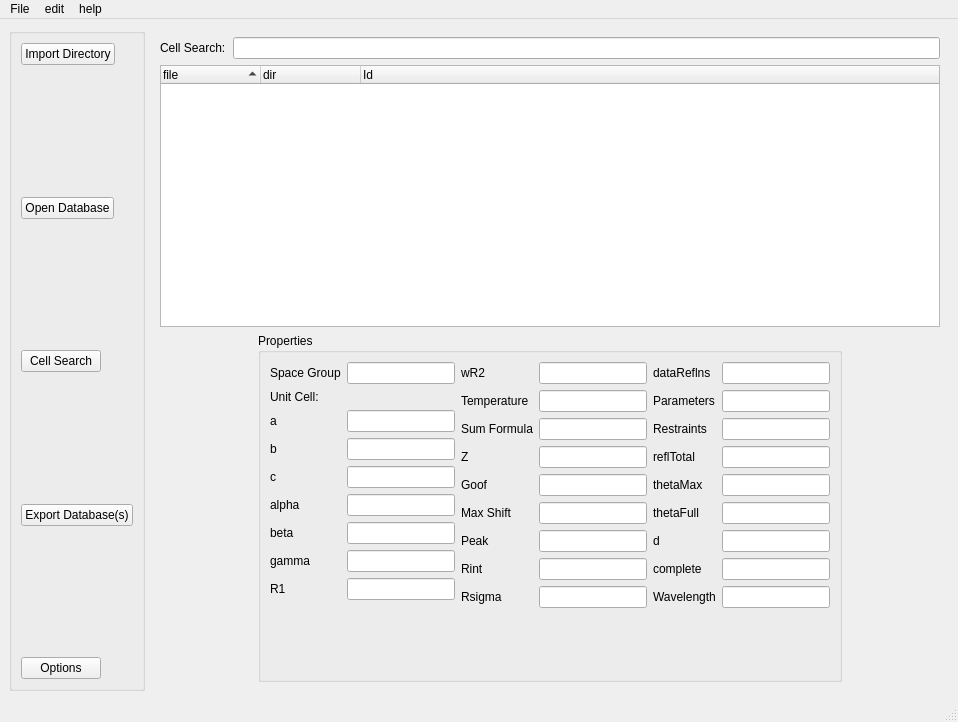
Old version of the form stdb_main.ui in the repository dkratzert/StructureFinder.
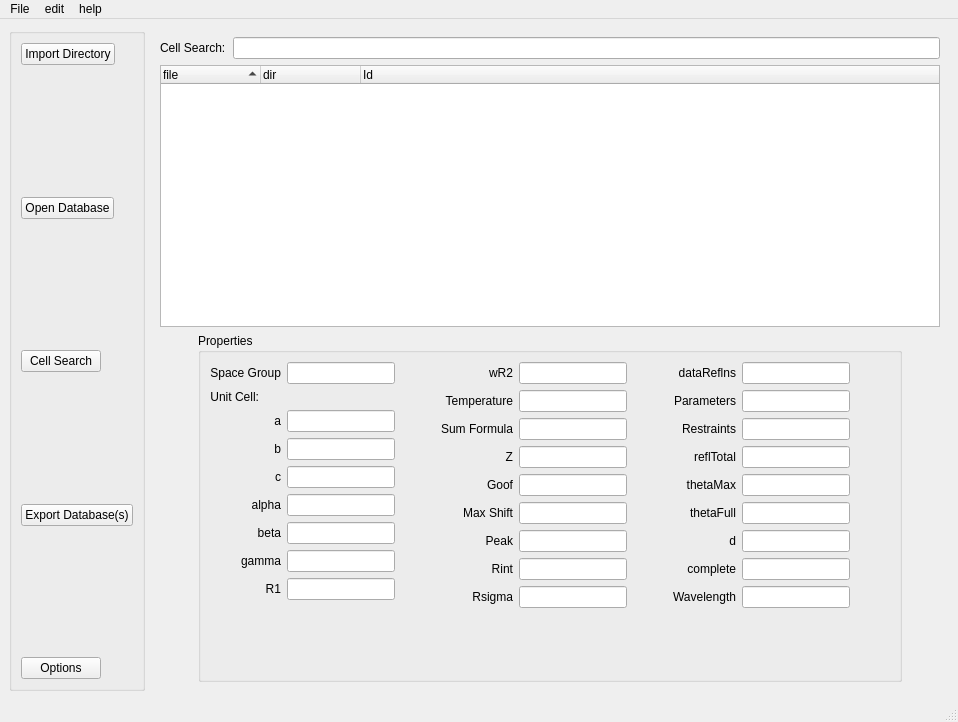
New version of the form.

Diff of the .ui file:
```diff
--- a/stdb_main.ui
+++ b/stdb_main.ui
@@ -178,11 +178,17 @@
              <property name="sizeConstraint">
               <enum>QLayout::SetNoConstraint</enum>
              </property>
+             <property name="labelAlignment">
+              <set>Qt::AlignRight|Qt::AlignTrailing|Qt::AlignVCenter</set>
+             </property>
              <item row="0" column="0">
               <widget class="QLabel" name="SPaceGrouplabel">
                <property name="text">
                 <string>Space Group</string>
                </property>
+               <property name="alignment">
+                <set>Qt::AlignRight|Qt::AlignTrailing|Qt::AlignVCenter</set>
+               </property>
               </widget>
              </item>
              <item row="0" column="1">
@@ -197,6 +203,9 @@
                <property name="text">
                 <string>Unit Cell:</string>
                </property>
+               <property name="alignment">
+                <set>Qt::AlignRight|Qt::AlignTrailing|Qt::AlignVCenter</set>
+               </property>
               </widget>
              </item>
              <item row="2" column="0">
@@ -204,6 +213,9 @@
                <property name="text">
                 <string>a</string>
                </property>
+               <property name="alignment">
+                <set>Qt::AlignRight|Qt::AlignTrailing|Qt::AlignVCenter</set>
+               </property>
               </widget>
              </item>
              <item row="2" column="1">
@@ -218,6 +230,9 @@
                <property name="text">
                 <string>b</string>
                </property>
+               <property name="alignment">
+                <set>Qt::AlignRight|Qt::AlignTrailing|Qt::AlignVCenter</set>
+               </property>
               </widget>
              </item>
              <item row="3" column="1">
@@ -232,6 +247,9 @@
                <property name="text">
                 <string>c</string>
                </property>
+               <property name="alignment">
+                <set>Qt::AlignRight|Qt::AlignTrailing|Qt::AlignVCenter</set>
+               </property>
               </widget>
              </item>
              <item row="4" column="1">
@@ -246,6 +264,9 @@
                <property name="text">
                 <string>alpha</string>
                </property>
+               <property name="alignment">
+                <set>Qt::AlignRight|Qt::AlignTrailing|Qt::AlignVCenter</set>
+               </property>
               </widget>
              </item>
              <item row="5" column="1">
@@ -260,6 +281,9 @@
                <property name="text">
                 <string>beta</string>
                </property>
+               <property name="alignment">
+                <set>Qt::AlignRight|Qt::AlignTrailing|Qt::AlignVCenter</set>
+               </property>
               </widget>
              </item>
              <item row="6" column="1">
@@ -270,6 +294,9 @@
                <property name="text">
                 <string>gamma</string>
                </property>
+               <property name="alignment">
+                <set>Qt::AlignRight|Qt::AlignTrailing|Qt::AlignVCenter</set>
+               </property>
               </widget>
              </item>
              <item row="7" column="1">
@@ -280,6 +307,9 @@
                <property name="text">
                 <string>R1</string>
                </property>
+               <property name="alignment">
+                <set>Qt::AlignRight|Qt::AlignTrailing|Qt::AlignVCenter</set>
+               </property>
               </widget>
              </item>
              <item row="8" column="1">
@@ -287,16 +317,35 @@
              </item>
             </layout>
            </item>
+           <item>
+            <spacer name="horizontalSpacer">
+             <property name="orientation">
+              <enum>Qt::Horizontal</enum>
+             </property>
+             <property name="sizeHint" stdset="0">
+              <size>
+               <width>40</width>
+               <height>20</height>
+              </size>
+             </property>
+            </spacer>
+           </item>
            <item>
             <layout class="QFormLayout" name="formLayout_3">
              <property name="sizeConstraint">
               <enum>QLayout::SetNoConstraint</enum>
              </property>
+             <property name="labelAlignment">
+              <set>Qt::AlignRight|Qt::AlignTrailing|Qt::AlignVCenter</set>
+             </property>
              <item row="0" column="0">
               <widget class="QLabel" name="wR2Label">
                <property name="text">
                 <string>wR2</string>
                </property>
+               <property name="alignment">
+                <set>Qt::AlignRight|Qt::AlignTrailing|Qt::AlignVCenter</set>
+               </property>
               </widget>
              </item>
              <item row="0" column="1">
@@ -307,6 +356,9 @@
                <property name="text">
                 <string>Temperature</string>
                </property>
+               <property name="alignment">
+                <set>Qt::AlignRight|Qt::AlignTrailing|Qt::AlignVCenter</set>
+               </property>
               </widget>
              </item>
              <item row="1" column="1">
@@ -317,6 +369,9 @@
                <property name="text">
                 <string>Sum Formula</string>
                </property>
+               <property name="alignment">
+                <set>Qt::AlignRight|Qt::AlignTrailing|Qt::AlignVCenter</set>
+               </property>
               </widget>
              </item>
              <item row="2" column="1">
@@ -327,6 +382,9 @@
                <property name="text">
                 <string>Z</string>
                </property>
+               <property name="alignment">
+                <set>Qt::AlignRight|Qt::AlignTrailing|Qt::AlignVCenter</set>
+               </property>
               </widget>
              </item>
              <item row="3" column="1">
@@ -337,6 +395,9 @@
                <property name="text">
                 <string>Goof</string>
                </property>
+               <property name="alignment">
+                <set>Qt::AlignRight|Qt::AlignTrailing|Qt::AlignVCenter</set>
+               </property>
               </widget>
              </item>
              <item row="4" column="1">
@@ -347,6 +408,9 @@
                <property name="text">
                 <string>Max Shift</string>
                </property>
+               <property name="alignment">
+                <set>Qt::AlignRight|Qt::AlignTrailing|Qt::AlignVCenter</set>
+               </property>
               </widget>
              </item>
              <item row="5" column="1">
@@ -357,6 +421,9 @@
                <property name="text">
                 <string>Peak</string>
                </property>
+               <property name="alignment">
+                <set>Qt::AlignRight|Qt::AlignTrailing|Qt::AlignVCenter</set>
+               </property>
               </widget>
              </item>
              <item row="6" column="1">
@@ -367,6 +434,9 @@
                <property name="text">
                 <string>Rint</string>
                </property>
+               <property name="alignment">
+                <set>Qt::AlignRight|Qt::AlignTrailing|Qt::AlignVCenter</set>
+               </property>
               </widget>
              </item>
              <item row="7" column="1">
@@ -377,6 +447,9 @@
                <property name="text">
                 <string>Rsigma</string>
                </property>
+               <property name="alignment">
+                <set>Qt::AlignRight|Qt::AlignTrailing|Qt::AlignVCenter</set>
+               </property>
               </widget>
              </item>
              <item row="8" column="1">
@@ -384,13 +457,32 @@
              </item>
             </layout>
            </item>
+           <item>
+            <spacer name="horizontalSpacer_2">
+             <property name="orientation">
+              <enum>Qt::Horizontal</enum>
+             </property>
+             <property name="sizeHint" stdset="0">
+              <size>
+               <width>40</width>
+               <height>20</height>
+              </size>
+             </property>
+            </spacer>
+           </item>
            <item>
             <layout class="QFormLayout" name="formLayout">
+             <property name="labelAlignment">
+              <set>Qt::AlignRight|Qt::AlignTrailing|Qt::AlignVCenter</set>
+             </property>
              <item row="0" column="0">
               <widget class="QLabel" name="dataReflnsLabel">
                <property name="text">
                 <string>dataReflns</string>
                </property>
+               <property name="alignment">
+                <set>Qt::AlignRight|Qt::AlignTrailing|Qt::AlignVCenter</set>
+               </property>
               </widget>
              </item>
              <item row="0" column="1">
@@ -401,6 +493,9 @@
                <property name="text">
                 <string>Parameters</string>
                </property>
+               <property name="alignment">
+                <set>Qt::AlignRight|Qt::AlignTrailing|Qt::AlignVCenter</set>
+               </property>
               </widget>
              </item>
              <item row="1" column="1">
@@ -411,6 +506,9 @@
                <property name="text">
                 <string>Restraints</string>
                </property>
+               <property name="alignment">
+                <set>Qt::AlignRight|Qt::AlignTrailing|Qt::AlignVCenter</set>
+               </property>
               </widget>
              </item>
              <item row="2" column="1">
@@ -421,6 +519,9 @@
                <property name="text">
                 <string>reflTotal</string>
                </property>
+               <property name="alignment">
+                <set>Qt::AlignRight|Qt::AlignTrailing|Qt::AlignVCenter</set>
+               </property>
               </widget>
              </item>
              <item row="3" column="1">
@@ -431,6 +532,9 @@
                <property name="text">
                 <string>thetaMax</string>
                </property>
+               <property name="alignment">
+                <set>Qt::AlignRight|Qt::AlignTrailing|Qt::AlignVCenter</set>
+               </property>
               </widget>
              </item>
              <item row="4" column="1">
@@ -441,6 +545,9 @@
                <property name="text">
                 <string>thetaFull</string>
                </property>
+               <property name="alignment">
+                <set>Qt::AlignRight|Qt::AlignTrailing|Qt::AlignVCenter</set>
+               </property>
               </widget>
              </item>
              <item row="5" column="1">
@@ -451,6 +558,9 @@
                <property name="text">
                 <string>d</string>
                </property>
+               <property name="alignment">
+                <set>Qt::AlignRight|Qt::AlignTrailing|Qt::AlignVCenter</set>
+               </property>
               </widget>
              </item>
              <item row="6" column="1">
@@ -461,6 +571,9 @@
                <property name="text">
                 <string>complete</string>
                </property>
+               <property name="alignment">
+                <set>Qt::AlignRight|Qt::AlignTrailing|Qt::AlignVCenter</set>
+               </property>
               </widget>
              </item>
              <item row="7" column="1">
@@ -471,6 +584,9 @@
                <property name="text">
                 <string>Wavelength</string>
                </property>
+               <property name="alignment">
+                <set>Qt::AlignRight|Qt::AlignTrailing|Qt::AlignVCenter</set>
+               </property>
               </widget>
              </item>
              <item row="8" column="1">
@@ -478,6 +594,19 @@
              </item>
             </layout>
            </item>
+           <item>
+            <spacer name="horizontalSpacer_3">
+             <property name="orientation">
+              <enum>Qt::Horizontal</enum>
+             </property>
+             <property name="sizeHint" stdset="0">
+              <size>
+               <width>40</width>
+               <height>20</height>
+              </size>
+             </property>
+            </spacer>
+           </item>
            <item>
             <layout class="QHBoxLayout" name="openglVlayout"/>
            </item>
```
Left out of the diff: 2 changed lines with no effect on the pictures.
